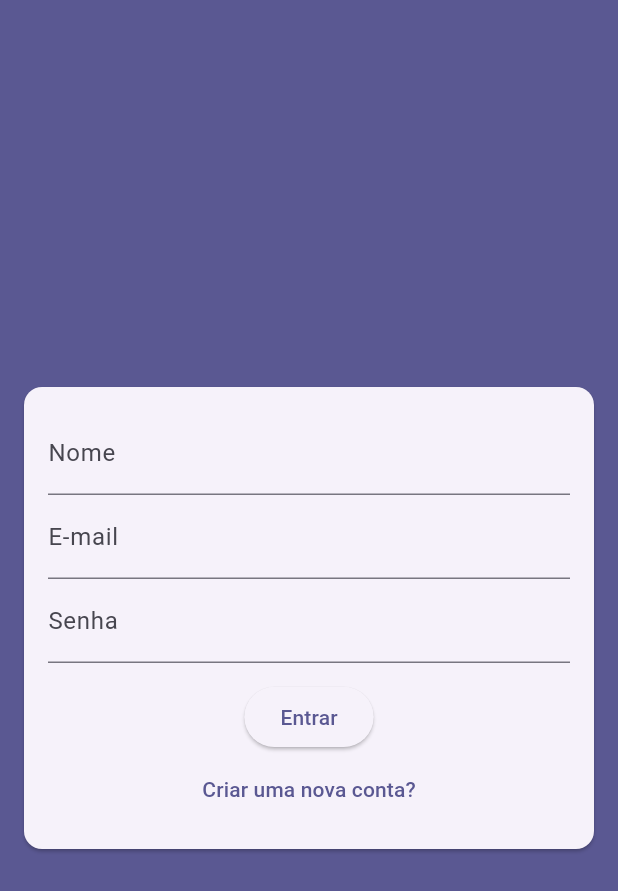
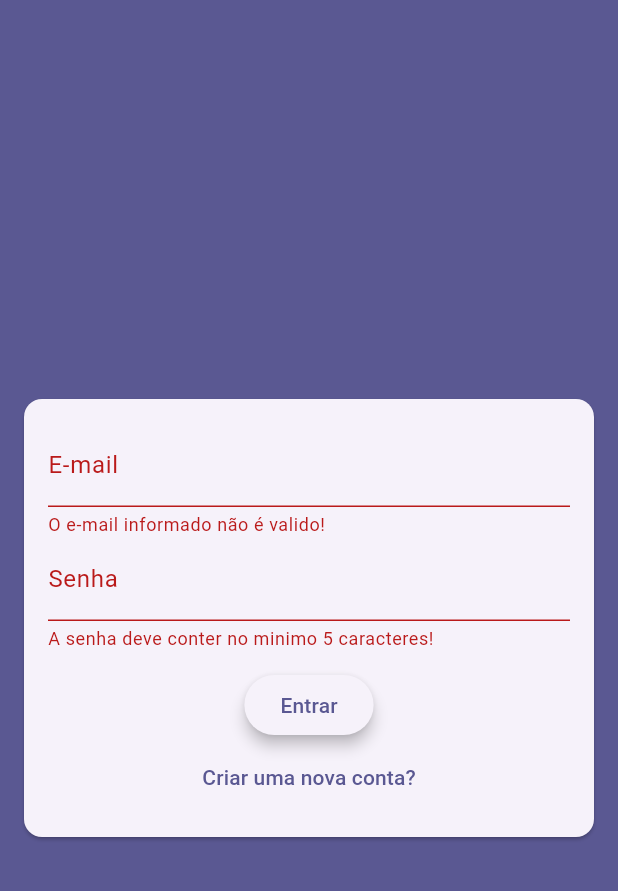
Before and after one commit to GoedertDalmolin/chat, a Flutter app: the screen it shows after launch, after a tap on "Entrar", on a phone screen of 412 x 824 dp. Shown: the top 891 px of the screen. Run offline on Flutter 3.47's test engine with Material 3 defaults, Android fonts, the phone set to English and light mode, and no system bars.

Commit message:
Updated design of auth_form.dart.

```diff
--- /dev/null
+++ b/lib/models/auth_form_data.dart
@@ -0,0 +1,26 @@
+import 'dart:io';
+
+enum AuthMode {
+  signup,
+  login,
+}
+
+class AuthFormData {
+  String name = '';
+  String email = '';
+  String password = '';
+  File? image;
+  AuthMode _mode = AuthMode.login;
+
+  bool get isLogin {
+    return _mode == AuthMode.login;
+  }
+
+  bool get isSignup {
+    return _mode == AuthMode.signup;
+  }
+
+  toggleAuthMode() {
+    _mode = isLogin ? AuthMode.signup : AuthMode.login;
+  }
+}
--- a/lib/pages/auth_page.dart
+++ b/lib/pages/auth_page.dart
@@ -1,17 +1,56 @@
+import 'package:chat/models/auth_form_data.dart';
 import 'package:chat/pages/components/auth_form.dart';
 import 'package:flutter/material.dart';
 
-class AuthPage extends StatelessWidget {
+class AuthPage extends StatefulWidget {
   const AuthPage({super.key});
+
+  @override
+  State<AuthPage> createState() => _AuthPageState();
+}
+
+class _AuthPageState extends State<AuthPage> {
+  bool isLoading = false;
+
+  handleSubmit(AuthFormData formData) {
+    setState(() {
+      isLoading = true;
+    });
+
+    setState(() {
+      isLoading = false;
+    });
+  }
 
   @override
   Widget build(BuildContext context) {
     return Scaffold(
       backgroundColor: Theme.of(context).primaryColor,
-      body: Center(
-        child: SingleChildScrollView(
-          child: AuthForm(),
-        ),
+      body: Stack(
+        children: [
+          Center(
+            child: SingleChildScrollView(
+              child: AuthForm(
+                onSubmited: handleSubmit,
+              ),
+            ),
+          ),
+          if (isLoading)
+            Container(
+              decoration: const BoxDecoration(
+                color: Color.fromRGBO(0, 0, 0, 0.7),
+              ),
+              child: const Center(
+                child: Card(
+                  elevation: 8,
+                  child: Padding(
+                    padding: EdgeInsets.all(16.0),
+                    child: CircularProgressIndicator(),
+                  ),
+                ),
+              ),
+            ),
+        ],
       ),
     );
   }
--- a/lib/pages/components/auth_form.dart
+++ b/lib/pages/components/auth_form.dart
@@ -1,7 +1,26 @@
+import 'package:chat/models/auth_form_data.dart';
 import 'package:flutter/material.dart';
 
-class AuthForm extends StatelessWidget {
-  const AuthForm({super.key});
+class AuthForm extends StatefulWidget {
+  final Function(AuthFormData) onSubmited;
+
+  const AuthForm({super.key, required this.onSubmited});
+
+  @override
+  State<AuthForm> createState() => _AuthFormState();
+}
+
+class _AuthFormState extends State<AuthForm> {
+  final _formKey = GlobalKey<FormState>();
+  final _authFormData = AuthFormData();
+
+  _submit() {
+    final isValid = _formKey.currentState?.validate() ?? false;
+
+    if (!isValid) return;
+
+    widget.onSubmited(_authFormData);
+  }
 
   @override
   Widget build(BuildContext context) {
@@ -10,33 +29,87 @@ class AuthForm extends StatelessWidget {
       child: Padding(
         padding: const EdgeInsets.all(16.0),
         child: Form(
+          key: _formKey,
           child: Column(
             children: [
+              if (_authFormData.isSignup)
+                TextFormField(
+                  initialValue: _authFormData.name,
+                  onChanged: (name) {
+                    _authFormData.name = name;
+                  },
+                  key: const ValueKey('name'),
+                  decoration: const InputDecoration(
+                    labelText: 'Nome',
+                  ),
+                  validator: (nameInput) {
+                    final name = nameInput ?? '';
+
+                    if (name.trim().length < 5) {
+                      return 'Nome deve ter no mínimo 5 caracteres';
+                    }
+
+                    return null;
+                  },
+                ),
               TextFormField(
-                decoration: const InputDecoration(
-                  labelText: 'Nome',
-                ),
-              ),
-              TextFormField(
+                initialValue: _authFormData.email,
+                onChanged: (email) {
+                  _authFormData.email = email;
+                },
+                key: const ValueKey('email'),
                 decoration: const InputDecoration(
                   labelText: 'E-mail',
                 ),
+                validator: (emailInput) {
+                  final email = emailInput ?? '';
+
+                  if (!email.contains('@')) {
+                    return 'O e-mail informado não é valido!';
+                  }
+
+                  return null;
+                },
               ),
               TextFormField(
+                initialValue: _authFormData.password,
+                onChanged: (password) {
+                  _authFormData.password = password;
+                },
+                obscureText: true,
+                key: const ValueKey('password'),
                 decoration: const InputDecoration(
                   labelText: 'Senha',
                 ),
+                validator: (passwordInput) {
+                  final password = passwordInput ?? '';
+
+                  if (password.length < 5) {
+                    return 'A senha deve conter no minimo 5 caracteres!';
+                  }
+
+                  return null;
+                },
               ),
               const SizedBox(
                 height: 12,
               ),
               ElevatedButton(
-                onPressed: () {},
-                child: const Text('Entrar'),
+                style: ElevatedButton.styleFrom(elevation: 4),
+                onPressed: _submit,
+                child: Text(
+                  _authFormData.isLogin ? 'Entrar' : 'Cadastrar?',
+                ),
               ),
               TextButton(
-                onPressed: () {},
-                child: const Text('Criar uma nova conta?'),
+                onPressed: () {
+                  setState(() {
+                    _authFormData.toggleAuthMode();
+                  });
+                },
+                child: Text(
+                  _authFormData.isLogin ? 'Criar uma nova conta?' : 'Já possui uma conta?',
+                ),
               ),
             ],
           ),
```
